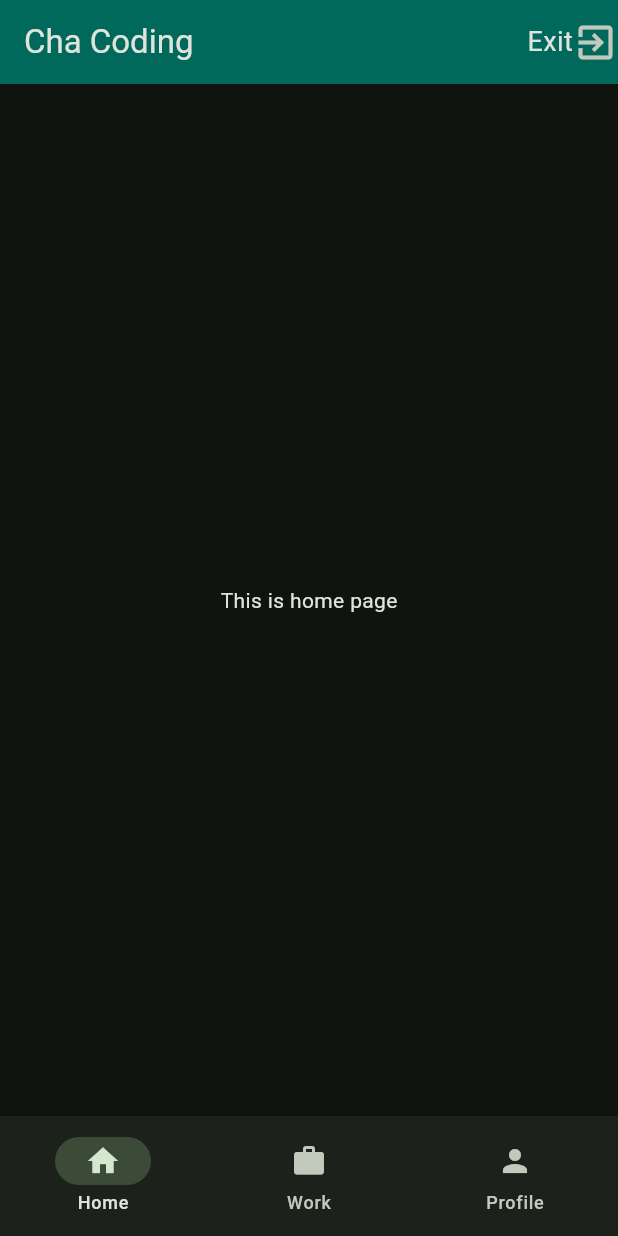
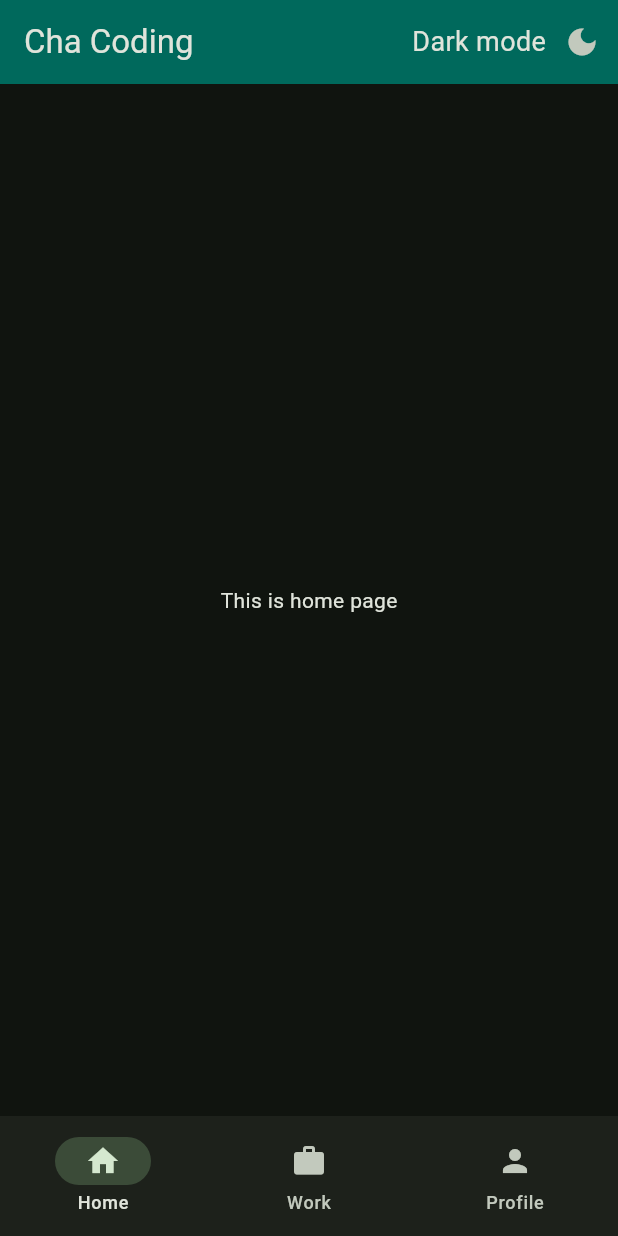
Before and after one commit to iktiarnazib/FlutterTutorials, a Flutter app: the screen it shows after launch, on a phone screen of 412 x 824 dp. Run offline on Flutter 3.47's test engine with Material 3 defaults, Android fonts, the phone set to English and light mode, and no system bars.

Commit message:
Dark mode and Light mode inapp Implementation using IconButton, and value listenable builder

```diff
--- a/lib/data/notifiers.dart
+++ b/lib/data/notifiers.dart
@@ -4,3 +4,4 @@
 import 'package:flutter/material.dart';
 
 ValueNotifier<int> selectedIndexNotifier = ValueNotifier(0);
+ValueNotifier<bool> isDarkModeNotifier = ValueNotifier(true);
--- a/lib/main.dart
+++ b/lib/main.dart
@@ -1,4 +1,5 @@
 import 'package:flutter/material.dart';
+import 'package:news/data/notifiers.dart';
 import 'package:news/views/widget_tree.dart';
 import 'package:news/views/widgets/nav_bar_widget.dart';
 
@@ -21,15 +22,20 @@
 class _MyAppState extends State<MyApp> {
   @override
   Widget build(BuildContext context) {
+    return ValueListenableBuilder(
+      valueListenable: isDarkModeNotifier,
+      builder: (BuildContext context, dynamic isDarkMode, Widget? child) {
         return MaterialApp(
           debugShowCheckedModeBanner: false,
           theme: ThemeData(
             colorScheme: ColorScheme.fromSeed(
               seedColor: Colors.green,
-          brightness: Brightness.dark,
+              brightness: isDarkMode ? Brightness.dark : Brightness.light,
             ),
           ),
           home: WidgetTree(),
         );
+      },
+    );
   }
 }
--- a/lib/views/widget_tree.dart
+++ b/lib/views/widget_tree.dart
@@ -17,8 +17,28 @@
         title: Text('Cha Coding'),
         backgroundColor: Colors.teal[800],
         actions: [
-          Text("Exit", style: TextStyle(fontSize: 18.0)),
-          Icon(Icons.exit_to_app, size: 30.0),
+          ValueListenableBuilder(
+            valueListenable: isDarkModeNotifier,
+            builder: (BuildContext context, dynamic isDarkMode, Widget? child) {
+              return isDarkMode
+                  ? Text("Dark mode", style: TextStyle(fontSize: 18.0))
+                  : Text("Light mode", style: TextStyle(fontSize: 18.0));
+            },
+          ),
+          IconButton(
+            onPressed: () {
+              isDarkModeNotifier.value = !isDarkModeNotifier.value;
+            },
+            icon: ValueListenableBuilder(
+              valueListenable: isDarkModeNotifier,
+              builder:
+                  (BuildContext context, dynamic isDarkMode, Widget? child) {
+                    return isDarkMode
+                        ? Icon(Icons.dark_mode)
+                        : Icon(Icons.light_mode);
+                  },
+            ),
+          ),
         ],
       ),
       body: ValueListenableBuilder(
```
Lines whose indentation alone changed are shown as unchanged.
